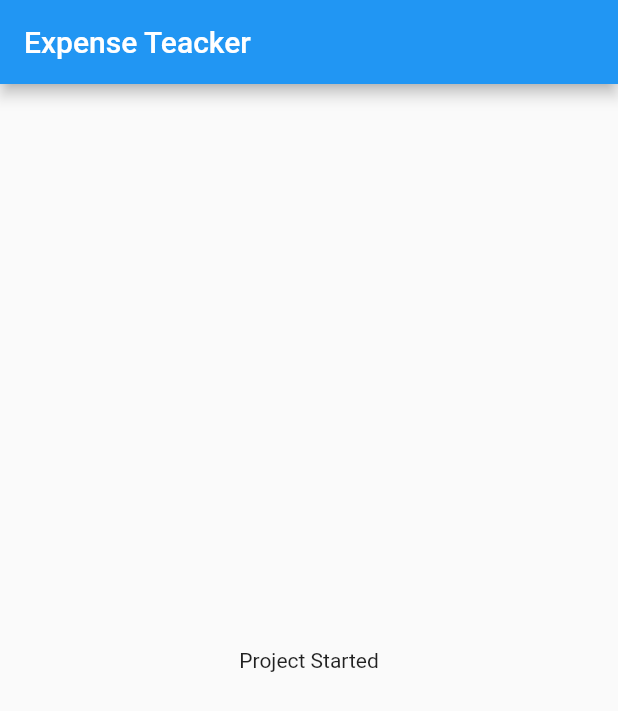
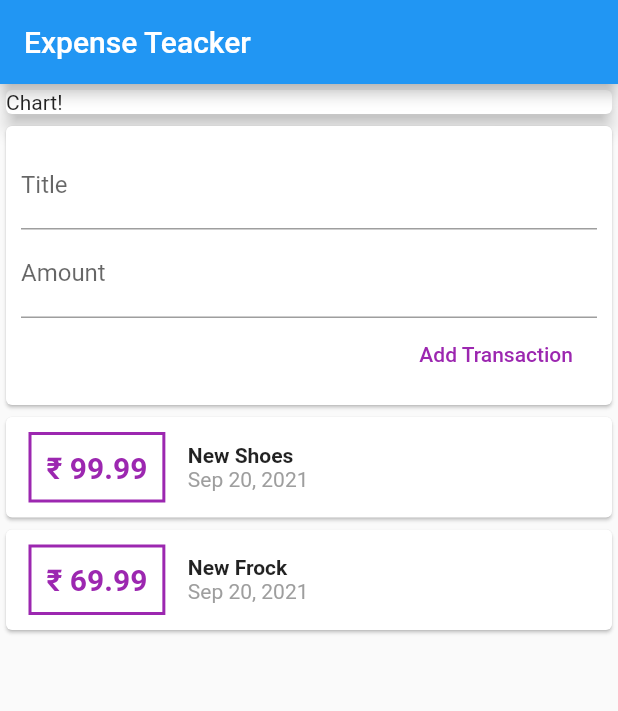
Before and after one commit to aditechdev/Expense_tracker, a Flutter app: the screen it shows after launch, on a phone screen of 412 x 824 dp. Shown: the top 711 px of the screen. Run offline on Flutter 3.47's test engine with Material 2 defaults, Android fonts, the phone set to English and light mode, and no system bars.

Commit message:
:sparkles: List and Text input done

```diff
--- a/lib/main.dart
+++ b/lib/main.dart
@@ -1,4 +1,7 @@
 import 'package:flutter/material.dart';
+import 'package:flutter/rendering.dart';
+import 'package:flutter/widgets.dart';
+import './widgets/user_transaction.dart';
 
 void main() {
   runApp(MyApp());
@@ -16,9 +19,8 @@ class MyApp extends StatelessWidget {
 }
 
 class MyHomePage extends StatelessWidget {
-  const MyHomePage({
-    Key key,
-  }) : super(key: key);
+  // String titleInput;
+  // String amountInput;
 
   @override
   Widget build(BuildContext context) {
@@ -26,7 +28,22 @@ class MyHomePage extends StatelessWidget {
       appBar: AppBar(
         title: Text('Expense Teacker'),
       ),
-      body: Center(child: Text("Project Started")),
+      body: SingleChildScrollView(
+        scrollDirection: Axis.vertical,
+        child: Column(
+          mainAxisAlignment: MainAxisAlignment.start,
+          children: [
+            Card(
+              child: Container(
+                width: double.infinity,
+                child: Text("Chart!"),
+              ),
+              elevation: 5,
+            ),
+            UserTransaction(),
+          ],
+        ),
+      ),
     );
   }
 }
--- /dev/null
+++ b/lib/models/transaction.dart
@@ -0,0 +1,15 @@
+import 'package:flutter/foundation.dart';
+
+class Transaction {
+  final String id;
+  final String title;
+  final double amount;
+  final DateTime date;
+
+  Transaction({
+   @required this.id,
+   @required this.title,
+   @required this.amount,
+   @required this.date,
+  });
+}
--- /dev/null
+++ b/lib/widgets/new_transaction.dart
@@ -0,0 +1,51 @@
+import 'package:flutter/material.dart';
+
+class NewTransaction extends StatelessWidget {
+  final Function getTransaction;
+  NewTransaction({Key key, @required this.getTransaction}) : super(key: key);
+
+  @override
+  Widget build(BuildContext context) {
+    final _titleController = TextEditingController();
+    final _amountController = TextEditingController();
+
+    return Card(
+      child: Container(
+        padding: const EdgeInsets.all(10.0),
+        child: Column(
+          crossAxisAlignment: CrossAxisAlignment.end,
+          children: [
+            TextField(
+              controller: _titleController,
+              // onChanged: (val) {
+              //   titleInput = val;
+              // },
+              decoration: InputDecoration(
+                labelText: "Title",
+              ),
+            ),
+            TextField(
+              controller: _amountController,
+              // onChanged: (val) {
+              //   amountInput = val;
+              // },
+              decoration: InputDecoration(
+                labelText: "Amount",
+              ),
+            ),
+            FlatButton(
+              onPressed: () {
+                getTransaction(_titleController.text,
+                    double.parse(_amountController.text));
+              },
+              child: Text(
+                'Add Transaction',
+                style: TextStyle(color: Colors.purple),
+              ),
+            ),
+          ],
+        ),
+      ),
+    );
+  }
+}
--- /dev/null
+++ b/lib/widgets/transaction_list.dart
@@ -0,0 +1,87 @@
+import 'package:intl/intl.dart';
+
+import '../models/transaction.dart';
+import 'package:flutter/material.dart';
+
+class TransactionList extends StatelessWidget {
+  List<Transaction> transactions;
+
+  TransactionList({@required this.transactions});
+  // @override
+  // Widget build(BuildContext context) {
+  //   // TODO: implement build
+  //   throw UnimplementedError();
+  // }
+  // const TransactionList({Key key}) : super(key: key);
+
+  // @override
+  // _TransactionListState createState() => _TransactionListState();
+// }
+
+// class _TransactionListState extends State<TransactionList> {
+
+  @override
+  Widget build(BuildContext context) {
+    return Container(
+      height: 300,
+      child: ListView.builder(
+        itemBuilder: (ctx, index) {
+          return Card(
+            child: Row(
+              children: [
+                Container(
+                  margin: EdgeInsets.symmetric(
+                    horizontal: 15,
+                    vertical: 10,
+                  ),
+                  decoration: BoxDecoration(
+                    border: Border.all(
+                      color: Colors.purple,
+                      width: 2,
+                    ),
+                  ),
+                  child: Container(
+                    child: Padding(
+                      padding: const EdgeInsets.all(10.0),
+                      child: Text(
+                        '₹ ${transactions[index].amount}',
+                        style: TextStyle(
+                          fontWeight: FontWeight.bold,
+                          fontSize: 20,
+                          color: Colors.purple,
+                        ),
+                      ),
+                    ),
+                  ),
+                ),
+                Column(
+                  crossAxisAlignment: CrossAxisAlignment.start,
+                  children: [
+                    Text(
+                      transactions[index].title,
+                      style: TextStyle(
+                        fontWeight: FontWeight.bold,
+                      ),
+                    ),
+                    Text(
+                      DateFormat('MMM dd, yyyy')
+                          .format(transactions[index].date),
+                      style: TextStyle(
+                        // fontWeight: FontWeight.bold,
+                        color: Colors.grey,
+                      ),
+                    ),
+                  ],
+                )
+              ],
+            ),
+          );
+        },
+        itemCount: transactions.length,
+        // children: transactions.map((tx) {
+        //   return
+        // }).toList(),
+      ),
+    );
+  }
+}
--- /dev/null
+++ b/lib/widgets/user_transaction.dart
@@ -0,0 +1,55 @@
+import 'package:expense_tracker/models/transaction.dart';
+import 'package:flutter/material.dart';
+import './new_transaction.dart';
+import './transaction_list.dart';
+
+class UserTransaction extends StatefulWidget {
+  const UserTransaction({Key key}) : super(key: key);
+
+  @override
+  _UserTransactionState createState() => _UserTransactionState();
+}
+
+class _UserTransactionState extends State<UserTransaction> {
+  final List<Transaction> _userTransactions = [
+    Transaction(
+      id: 'ti',
+      title: 'New Shoes',
+      amount: 99.99,
+      date: DateTime.now(),
+    ),
+    Transaction(
+      id: 't2',
+      title: 'New Frock',
+      amount: 69.99,
+      date: DateTime.now(),
+    ),
+  ];
+
+  void addNewTransaction(String txTitle, double txAmount) {
+    final newTx = Transaction(
+      title: txTitle,
+      amount: txAmount,
+      date: DateTime.now(),
+      id: DateTime.now().toString(),
+    );
+
+    setState(() {
+      _userTransactions.add(newTx);
+    });
+  }
+
+  @override
+  Widget build(BuildContext context) {
+    return Column(
+      children: [
+        NewTransaction(
+          getTransaction: addNewTransaction,
+        ),
+        TransactionList(
+          transactions: _userTransactions,
+        ),
+      ],
+    );
+  }
+}
--- a/pubspec.yaml
+++ b/pubspec.yaml
@@ -29,6 +29,7 @@ environment:
 dependencies:
   flutter:
     sdk: flutter
+  intl: ^0.17.0
 
 
   # The following adds the Cupertino Icons font to your application.
```
Also changed, not shown: pubspec.lock.
